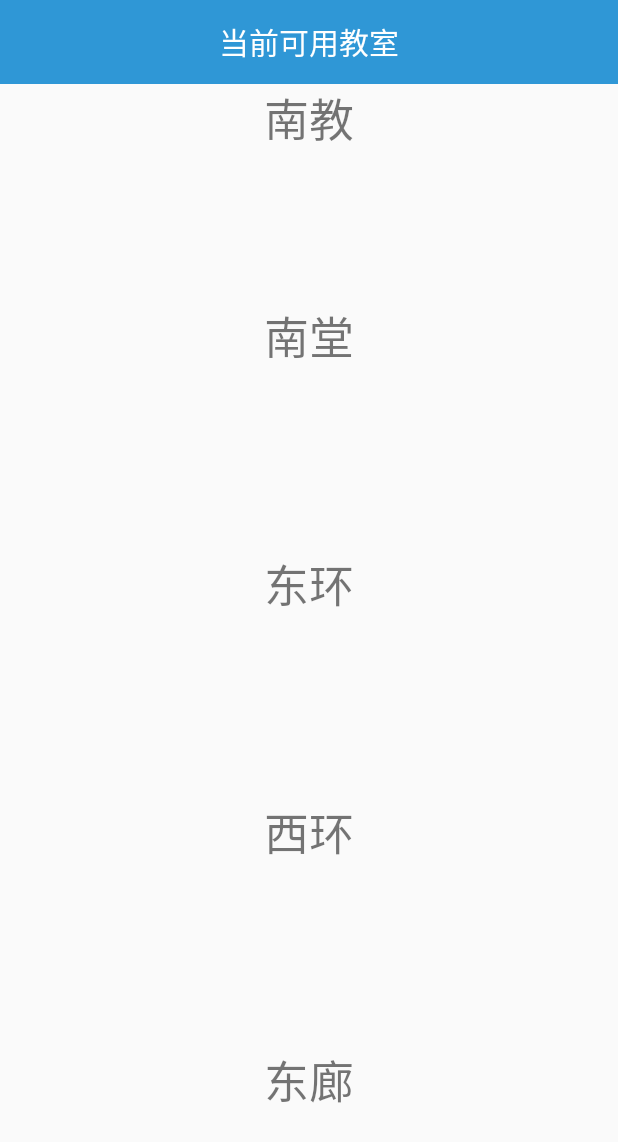
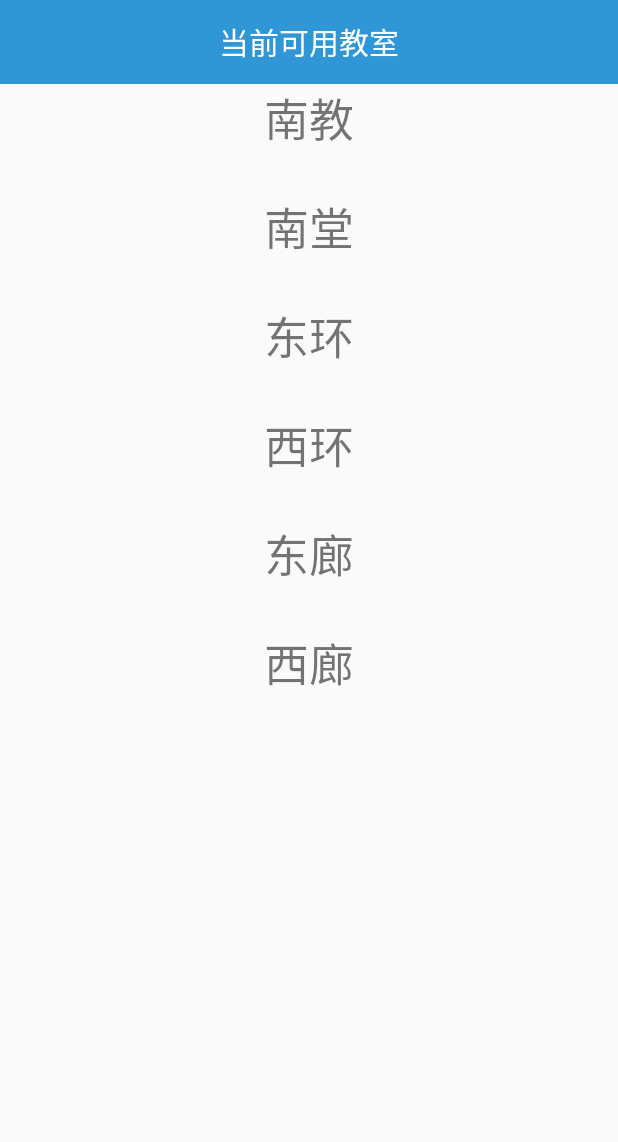
Before and after one commit to STRSong/UPCAid, an Android app: the ClassRoomActivity screen opened directly, with no data from a screen before it, on a phone screen of 412 x 824 dp. Shown: the top 1142 px of the screen. Run offline under Robolectric (Android 15) with nearby library versions, the phone set to English and light mode, and no system bars; 6 statements that could not run were skipped.

Commit message:
APP更新功能完成前

```diff
--- a/app/build.gradle
+++ b/app/build.gradle
@@ -8,8 +8,8 @@ android {
         applicationId "jwxt.cacher.cc.jwxt"
         minSdkVersion 14
         targetSdkVersion 23
-        versionCode 1
-        versionName "1.0"
+        versionCode 2
+        versionName "1.1"
     }
     buildTypes {
         release {
--- a/app/src/main/res/layout/activity_classroom.xml
+++ b/app/src/main/res/layout/activity_classroom.xml
@@ -38,13 +38,12 @@
              <TextView
                  android:id="@+id/tv_classroom_nj"
                  android:layout_width="match_parent"
-                android:layout_height="100dp"
+                 android:layout_height="wrap_content"
                  android:layout_marginLeft="20dp"
                  android:layout_marginRight="20dp"
                  android:textSize="20dp"
                  android:gravity="center"
                  android:text=""/>
-
             <TextView
                 android:layout_width="match_parent"
                 android:layout_height="0dp"
@@ -57,8 +56,9 @@
             <TextView
                 android:id="@+id/tv_classroom_nt"
                 android:layout_width="match_parent"
-                android:layout_height="100dp"
-                android:layout_margin="10dp"
+                android:layout_height="wrap_content"
+                android:layout_marginLeft="20dp"
+                android:layout_marginRight="20dp"
                 android:textSize="20dp"
                 android:gravity="center"
                 android:text=""/>
@@ -73,8 +73,9 @@
             <TextView
                 android:id="@+id/tv_classroom_dh"
                 android:layout_width="match_parent"
-                android:layout_height="100dp"
-                android:layout_margin="10dp"
+                android:layout_height="wrap_content"
+                android:layout_marginLeft="20dp"
+                android:layout_marginRight="20dp"
                 android:textSize="20dp"
                 android:gravity="center"
                 android:text=""/>
@@ -89,8 +90,9 @@
             <TextView
                 android:id="@+id/tv_classroom_xh"
                 android:layout_width="match_parent"
-                android:layout_height="100dp"
-                android:layout_margin="10dp"
+                android:layout_height="wrap_content"
+                android:layout_marginLeft="20dp"
+                android:layout_marginRight="20dp"
                 android:textSize="20dp"
                 android:gravity="center"
                 android:text=""/>
@@ -105,8 +107,9 @@
             <TextView
                 android:id="@+id/tv_classroom_dl"
                 android:layout_width="match_parent"
-                android:layout_height="100dp"
-                android:layout_margin="10dp"
+                android:layout_height="wrap_content"
+                android:layout_marginLeft="20dp"
+                android:layout_marginRight="20dp"
                 android:textSize="20dp"
                 android:gravity="center"
                 android:text=""/>
@@ -121,8 +124,9 @@
             <TextView
                 android:id="@+id/tv_classroom_xl"
                 android:layout_width="match_parent"
-                android:layout_height="100dp"
-                android:layout_margin="10dp"
+                android:layout_height="wrap_content"
+                android:layout_marginLeft="20dp"
+                android:layout_marginRight="20dp"
                 android:textSize="20dp"
                 android:gravity="center"
                 android:text=""/>
```
Also changed, not shown: app/src/main/java/jwxt/cacher/cc/jwxt/SZSDConnection.java (+50 -0 lines), app/src/main/java/jwxt/cacher/cc/jwxt/SZSDLoginActivity.java (+86 -1 lines). Lines whose indentation alone changed are shown as unchanged.
